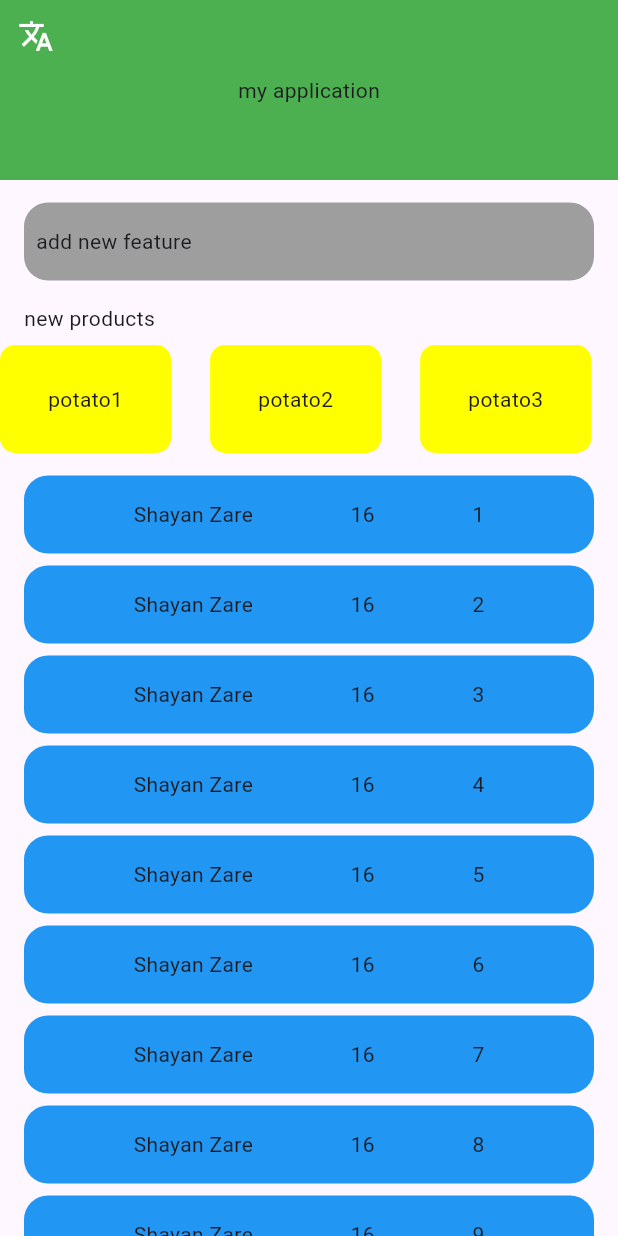
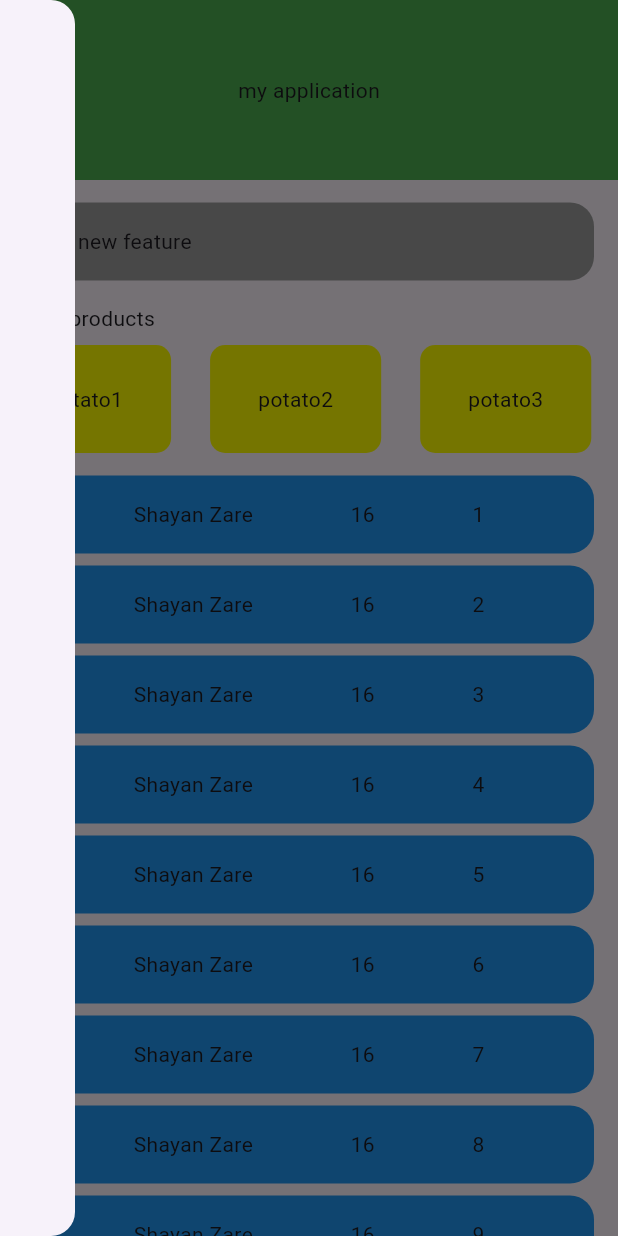
Before and after one commit to shayanzare-dev/taav_task, a Flutter app: the screen it shows after launch, with the side drawer open (before the commit the screen has no drawer), on a phone screen of 412 x 824 dp. Run offline on Flutter 3.47's test engine with Material 3 defaults, Android fonts, the phone set to English and light mode, and no system bars; generated files the repository leaves out were written again.

```diff
--- a/lib/app.dart
+++ b/lib/app.dart
@@ -16,6 +16,7 @@ class _AppState extends State<App> {
   @override
   Widget build(BuildContext context) {
     return MaterialApp(
+
       localizationsDelegates: AppLocalizations.localizationsDelegates,
       supportedLocales: AppLocalizations.supportedLocales,
       locale: localeManager.locale,
--- a/lib/pages/home/home_page.dart
+++ b/lib/pages/home/home_page.dart
@@ -11,7 +11,12 @@ class HomePage extends StatelessWidget {
   const HomePage({super.key, required this.changeLocale});
 
   @override
-  Widget build(BuildContext context) => Scaffold(body: _body());
+  Widget build(BuildContext context) => Scaffold(
+      drawer: const Drawer(
+        width: 50,
+        elevation: 3,
+      ),
+      body: _body());
 
   Widget _body() => SingleChildScrollView(
         child: Column(
```
Also changed, not shown: pubspec.lock.
